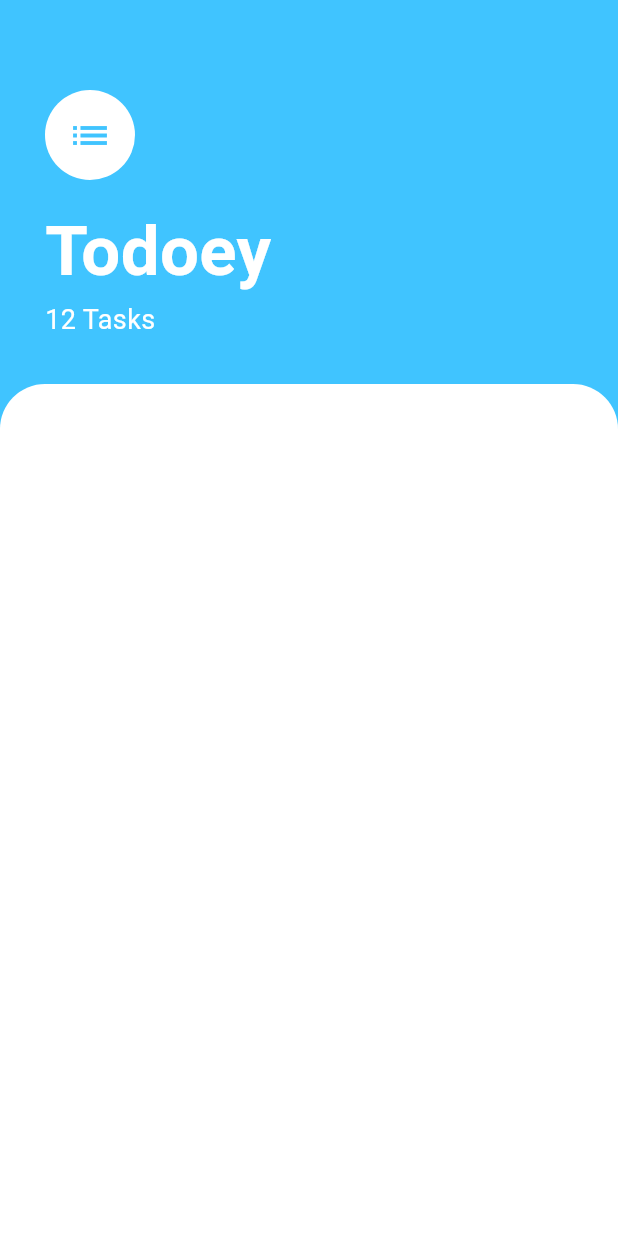
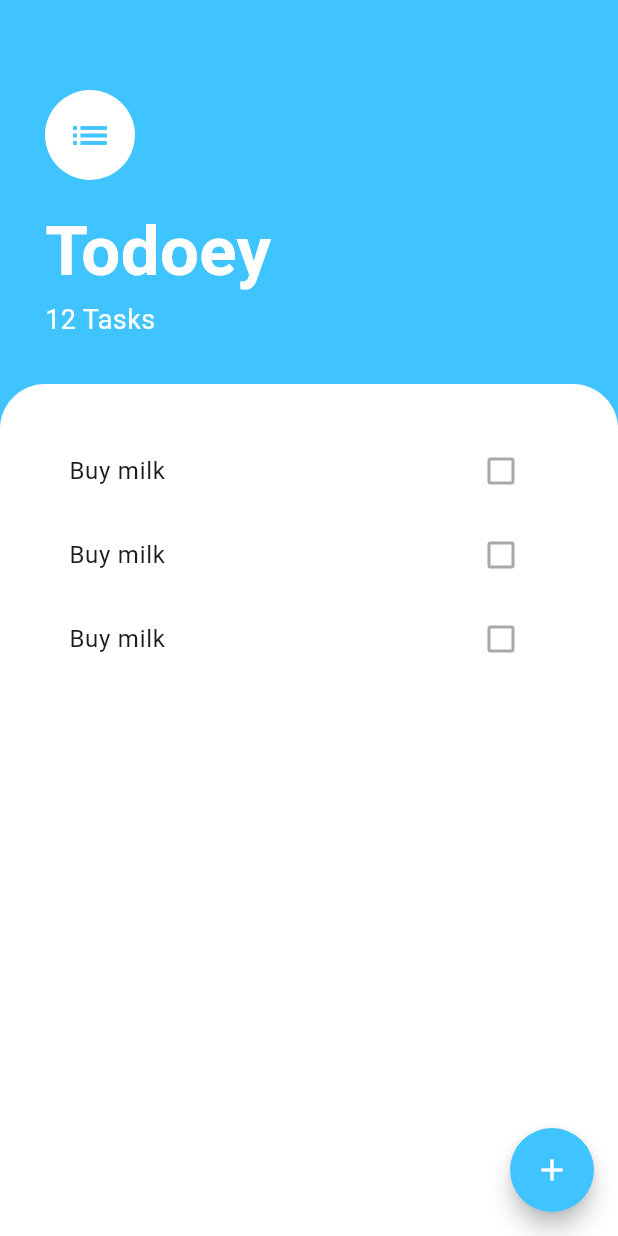
Before and after one commit to walidtolba/todo_flutter, a Flutter app: the screen it shows after launch, on a phone screen of 412 x 824 dp. Run offline on Flutter 3.47's test engine with Material 3 defaults, Android fonts, the phone set to English and light mode, and no system bars.

Commit message:
Completed the UI

```diff
--- a/lib/screens/tasks_screen.dart
+++ b/lib/screens/tasks_screen.dart
@@ -1,4 +1,6 @@
 import 'package:flutter/material.dart';
+import 'package:todo_list_flutter/widgets/tasks_list.dart';
+import 'package:todo_list_flutter/screens/add_bottom_sheet.dart';
 
 class TasksScreen extends StatelessWidget {
   const TasksScreen({super.key});
@@ -18,17 +20,53 @@ class TasksScreen extends StatelessWidget {
                 children: [
                   CircleAvatar(
                     backgroundColor: Colors.white,
-                child: Icon(Icons.list, color: Colors.lightBlueAccent, size: 30.0,),radius: 30.0,
-              ),SizedBox(height: 14.0,),
-              Text('Todoey', style: TextStyle(fontWeight: FontWeight.w700, color: Colors.white, fontSize: 46),),
-              Text('12 Tasks', style: TextStyle(color: Colors.white, fontSize: 18.0),)
+                    child: Icon(
+                      Icons.list,
+                      color: Colors.lightBlueAccent,
+                      size: 30.0,
+                    ),
+                    radius: 30.0,
+                  ),
+                  SizedBox(
+                    height: 14.0,
+                  ),
+                  Text(
+                    'Todoey',
+                    style: TextStyle(
+                        fontWeight: FontWeight.w700,
+                        color: Colors.white,
+                        fontSize: 46),
+                  ),
+                  Text(
+                    '12 Tasks',
+                    style: TextStyle(color: Colors.white, fontSize: 18.0),
+                  )
                 ],
               )),
           Expanded(
-            child: Container(decoration: BoxDecoration(color: Colors.white, borderRadius: BorderRadius.only(topLeft: Radius.circular(30.0), topRight: Radius.circular(30.0))),),
+            child: Container(
+              padding: EdgeInsets.all(30.0),
+              decoration: BoxDecoration(
+                  color: Colors.white,
+                  borderRadius: BorderRadius.only(
+                      topLeft: Radius.circular(30.0),
+                      topRight: Radius.circular(30.0))),
+              child: TasksList(),
+            ),
           )
         ],
       )),
+      floatingActionButton: FloatingActionButton(
+        child: Icon(
+          Icons.add,
+          color: Colors.white,
+        ),
+        onPressed: (){
+          showModalBottomSheet(context: context, builder: (context) => AddBottomSheet());
+        },
+        backgroundColor: Colors.lightBlueAccent,
+        shape: CircleBorder(),
+      ),
     );
   }
 }
--- /dev/null
+++ b/lib/widgets/task_tile.dart
@@ -0,0 +1,16 @@
+
+import 'package:flutter/material.dart';
+
+class TaskTile extends StatelessWidget {
+  const TaskTile({
+    super.key,
+  });
+
+  @override
+  Widget build(BuildContext context) {
+    return ListTile(
+        title: Text('Buy milk', style: TextStyle(fontSize: 16.0),),
+        trailing: Checkbox(value: false, onChanged: null),
+    );
+  }
+}
--- /dev/null
+++ b/lib/widgets/tasks_list.dart
@@ -0,0 +1,18 @@
+
+import 'package:flutter/material.dart';
+import 'package:todo_list_flutter/widgets/task_tile.dart';
+
+class TasksList extends StatelessWidget {
+  const TasksList({
+    super.key,
+  });
+
+  @override
+  Widget build(BuildContext context) {
+    return ListView(
+      children: [
+        TaskTile(),TaskTile(),TaskTile(),
+      ],
+    );
+  }
+}
```
Also changed, not shown: lib/screens/add_bottom_sheet.dart (added, +37 -0 lines). Lines whose indentation alone changed are shown as unchanged.
